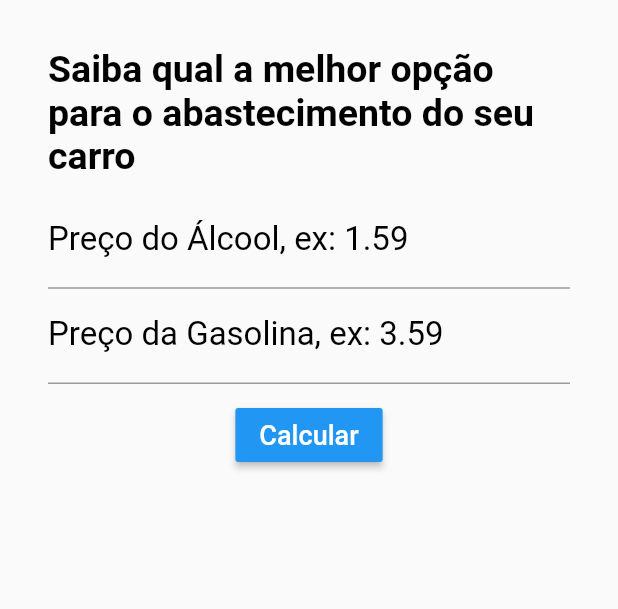
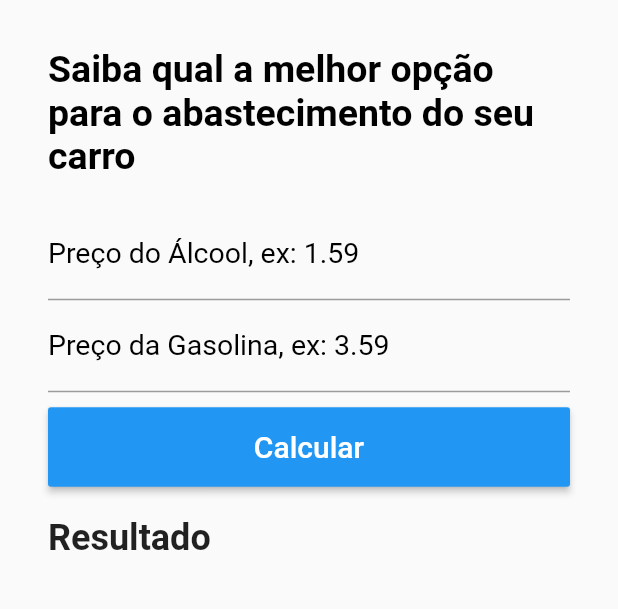
Before and after one commit to dieferomanoski/flutter_apps, a Flutter app: the screen it shows after launch, on a phone screen of 412 x 824 dp, the part 268-877 px from its top. Run offline on Flutter 3.47's test engine with Material 2 defaults, Android fonts, the phone set to English and light mode, and no system bars.

Commit message:
scroll view on app

```diff
--- a/gasolina_ou_alcool/lib/home.dart
+++ b/gasolina_ou_alcool/lib/home.dart
@@ -18,15 +18,17 @@ class _HomeState extends State<Home> {
         backgroundColor: Colors.blue,
       ),
       body: Container(
+        child: SingleChildScrollView(
          padding: EdgeInsets.all(32),
           child: Column(
+          crossAxisAlignment: CrossAxisAlignment.stretch,
           children: [
             Padding(
               padding: EdgeInsets.only(bottom: 32),
               child: Image.asset("images/logo.png"),
             ),
             Padding(
-              padding: EdgeInsets.only(bottom: 10),
+              padding: EdgeInsets.only(bottom: 20),
               child: Text("Saiba qual a melhor opção para o abastecimento do seu carro",
                 style: TextStyle(
                   fontSize: 25,
@@ -43,7 +45,7 @@ class _HomeState extends State<Home> {
                 decoration: InputDecoration(
                   labelText: "Preço do Álcool, ex: 1.59",
                   labelStyle: TextStyle(
-                    fontSize: 22,
+                    fontSize: 19,
                     color: Colors.black
                   )
                 ),
@@ -57,7 +59,7 @@ class _HomeState extends State<Home> {
                 decoration: InputDecoration(
                   labelText: "Preço da Gasolina, ex: 3.59",
                   labelStyle: TextStyle(
-                    fontSize: 22,
+                    fontSize: 19,
                     color: Colors.black
                   )
                   ),
@@ -71,20 +73,31 @@ class _HomeState extends State<Home> {
               padding: EdgeInsets.only(top: 10),
               child: RaisedButton(
                 color: Colors.blue,
+                padding: EdgeInsets.all(15),
+
                 child: Text("Calcular",
 
                 style: TextStyle(
-                fontSize: 18,
+                  fontSize: 20,
                   color: Colors.white
                 ),),
 
                 onPressed: (){},
             )
+            ),
+            Padding(
+              padding: EdgeInsets.only(top: 20),
+              child: Text("Resultado",
+                style: TextStyle(
+                  fontSize: 24,
+                  fontWeight: FontWeight.bold
+                ),),
               )
 
           ],
         ),
         ),
+      ),
     );
   }
 }
```
Lines whose indentation alone changed are shown as unchanged.
